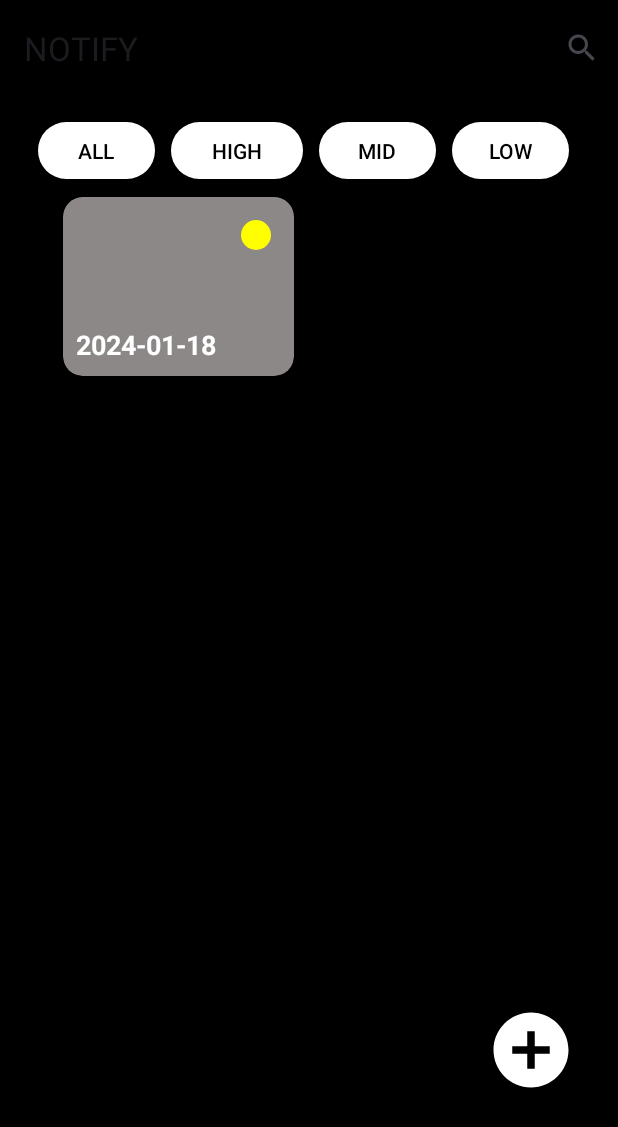
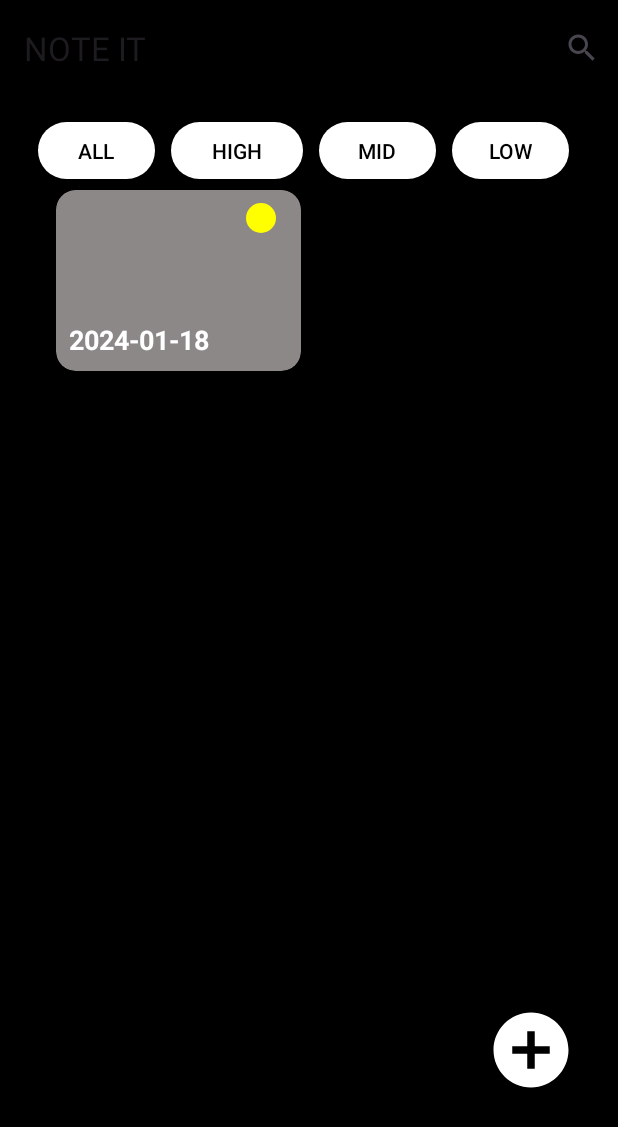
Before and after one commit to devansh-dek/NoteIt, an Android app: the CreateFragment screen opened through its navigation route, after a tap on an icon or button, on a phone screen of 412 x 824 dp. Shown: the top 1127 px of the screen. Run offline under Robolectric (Android 15) with nearby library versions, the phone set to English and light mode, and no system bars; our stand-ins replace Room's generated code, navigation-ui; 3 other taps on this screen came first.

Commit message:
few fixations

```diff
--- a/app/src/main/java/com/example/noteit/MainActivity.kt
+++ b/app/src/main/java/com/example/noteit/MainActivity.kt
@@ -5,9 +5,11 @@ import androidx.appcompat.app.AppCompatActivity
 import android.os.Bundle
 import android.os.Handler
 import android.os.Looper
+import android.widget.Toast
 import androidx.appcompat.widget.Toolbar
 
 import androidx.navigation.NavController
+import androidx.navigation.Navigation
 import androidx.navigation.findNavController
 import androidx.navigation.ui.setupActionBarWithNavController
 
@@ -28,6 +30,8 @@ class MainActivity : AppCompatActivity() {
     }
 
     override fun onNavigateUp(): Boolean {
+
+        Toast.makeText(applicationContext,"Back butn",Toast.LENGTH_SHORT).show()
         return super.onNavigateUp() || navController.navigateUp()
     }
 }
--- a/app/src/main/java/com/example/noteit/ui/fragments/CreateFragment.kt
+++ b/app/src/main/java/com/example/noteit/ui/fragments/CreateFragment.kt
@@ -4,10 +4,15 @@ import android.os.Build
 import android.os.Bundle
 import androidx.fragment.app.Fragment
 import android.view.LayoutInflater
+import android.view.Menu
+import android.view.MenuInflater
+import android.view.MenuItem
 import android.view.View
 import android.view.ViewGroup
+import android.widget.Button
 import android.widget.Toast
 import androidx.annotation.RequiresApi
+import androidx.appcompat.app.AppCompatActivity
 import androidx.fragment.app.viewModels
 import androidx.lifecycle.ViewModel
 import androidx.navigation.Navigation
@@ -16,6 +21,7 @@ import com.example.noteit.databinding.FragmentCreateBinding
 import com.example.noteit.databinding.FragmentHomeBinding
 import com.example.noteit.datafiles.Notes
 import com.example.noteit.datafiles.ViewModelNotes
+import com.google.android.material.bottomsheet.BottomSheetDialog
 import java.text.SimpleDateFormat
 import java.time.LocalDate
 import java.time.format.DateTimeFormatter
@@ -45,6 +51,7 @@ var priority = 1
         binding = FragmentCreateBinding.inflate(inflater,container,false)
 
 
+        setHasOptionsMenu(true)
 
 
 
@@ -79,6 +86,8 @@ var priority = 1
 
 
         }
+
+
         return binding.root
 
 
@@ -102,4 +111,29 @@ var priority = 1
         val dateFormat = SimpleDateFormat("yyyy-MM-dd", Locale.getDefault()) // You can adjust the format as needed
         return dateFormat.format(calendar.time)
     }
+
+    override fun onCreateOptionsMenu(menu: Menu, inflater: MenuInflater) {
+        super.onCreateOptionsMenu(menu, inflater)
+    }
+
+    override fun onOptionsItemSelected(item: MenuItem): Boolean {
+
+        when (item.itemId) {
+
+
+            android.R.id.home -> {
+                // Handle the back button press
+                Navigation.findNavController(requireView()!!).navigate(R.id.action_createFragment_to_homeFragment)
+
+                return true
+            }
+
+            else -> return super.onOptionsItemSelected(item)
+
+
+        }
+        return super.onOptionsItemSelected(item)
+    }
+
+
 }
--- a/app/src/main/java/com/example/noteit/ui/fragments/EditFragment.kt
+++ b/app/src/main/java/com/example/noteit/ui/fragments/EditFragment.kt
@@ -142,7 +142,12 @@ bottomSheet.dismiss()
 
             }
 
+            android.R.id.home -> {
+                // Handle the back button press
+                Navigation.findNavController(requireView()!!).navigate(R.id.action_editFragment_to_homeFragment)
 
+                return true
+            }
 
 
 
--- a/app/src/main/java/com/example/noteit/ui/fragments/HomeFragment.kt
+++ b/app/src/main/java/com/example/noteit/ui/fragments/HomeFragment.kt
@@ -108,8 +108,14 @@ setHasOptionsMenu(true)
 
         }
         val searchVIEW = item.actionView as SearchView
+
         if (searchVIEW != null) {
             searchVIEW.queryHint = "Enter Title/Subtitle"
+
+//            val searchEditText = searchVIEW.findViewById<View>(androidx.appcompat.R.id.search_src_text) as? View
+//
+//            searchEditText?.layoutParams?.width = ViewGroup.LayoutParams.MATCH_PARENT
+
         }
         else{
             Log.e("@@@@@@","searchview is null boi")
--- a/app/src/main/res/layout/notesbox.xml
+++ b/app/src/main/res/layout/notesbox.xml
@@ -8,32 +8,43 @@
         android:layout_width="match_parent"
         android:elevation="20dp"
         android:backgroundTint="@color/textboxcolor"
-        android:layout_margin="10dp"
+        android:layout_margin="5dp"
         app:cardCornerRadius="13dp"
         android:layout_height="wrap_content">
-        <View
-            android:layout_width="20dp"
-            android:layout_height="20dp"
-            android:id="@+id/priority"
-            android:background="@drawable/reddot"
-            android:layout_gravity="right"
-            android:layout_margin="15dp"
-            ></View>
+
         <LinearLayout
             android:layout_width="match_parent"
             android:orientation="vertical"
             android:layout_margin="5dp"
             android:padding="3dp"
             android:layout_height="match_parent">
-            <TextView
+            <LinearLayout
                 android:layout_width="match_parent"
-                android:id="@+id/title"
                 android:layout_height="wrap_content"
-                android:text="Title"
-                android:textSize="25dp"
-                android:textColor="@color/white"
-                android:textStyle="bold"
-                ></TextView>
+                android:orientation="horizontal">
+
+                <TextView
+                    android:id="@+id/title"
+                    android:layout_width="0dp"
+                    android:layout_height="wrap_content"
+                    android:layout_weight="1"
+                    android:text="Long Title Text Here"
+                    android:textColor="@color/white"
+                    android:maxLines="1"
+                    android:ellipsize="end"
+                    android:textSize="20dp"
+                    android:textStyle="bold" />
+
+                <View
+                    android:id="@+id/priority"
+                    android:layout_width="20dp"
+                    android:layout_height="20dp"
+                    android:layout_gravity="right"
+                    android:background="@drawable/reddot"
+                    android:layout_margin="8dp" />
+            </LinearLayout>
+
+
             <TextView
                 android:layout_width="match_parent"
                 android:id="@+id/subtitle"
--- a/app/src/main/res/navigation/nav_graph.xml
+++ b/app/src/main/res/navigation/nav_graph.xml
@@ -8,7 +8,7 @@
     <fragment
         android:id="@+id/homeFragment"
         android:name="com.example.noteit.ui.fragments.HomeFragment"
-        android:label="NOTIFY"
+        android:label="NOTE IT"
         tools:layout="@layout/fragment_home">
         <action
             android:id="@+id/action_homeFragment_to_createFragment"
@@ -20,7 +20,7 @@
     <fragment
         android:id="@+id/createFragment"
         android:name="com.example.noteit.ui.fragments.CreateFragment"
-        android:label="NOTIFY"
+        android:label="NOTE IT"
         tools:layout="@layout/fragment_create">
         <action
             android:id="@+id/action_createFragment_to_homeFragment"
@@ -29,7 +29,7 @@
     <fragment
         android:id="@+id/editFragment"
         android:name="com.example.noteit.ui.fragments.EditFragment"
-        android:label="NOTIFY"
+        android:label="NOTE IT"
         tools:layout="@layout/fragment_edit">
         <action
             android:id="@+id/action_editFragment_to_homeFragment"
```
